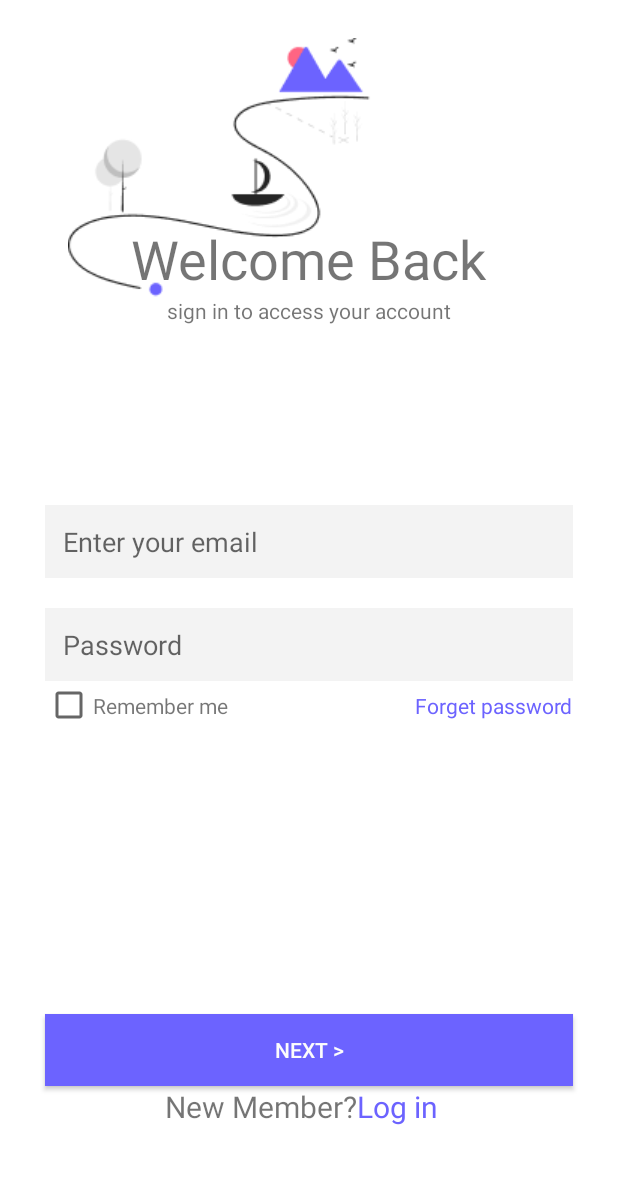
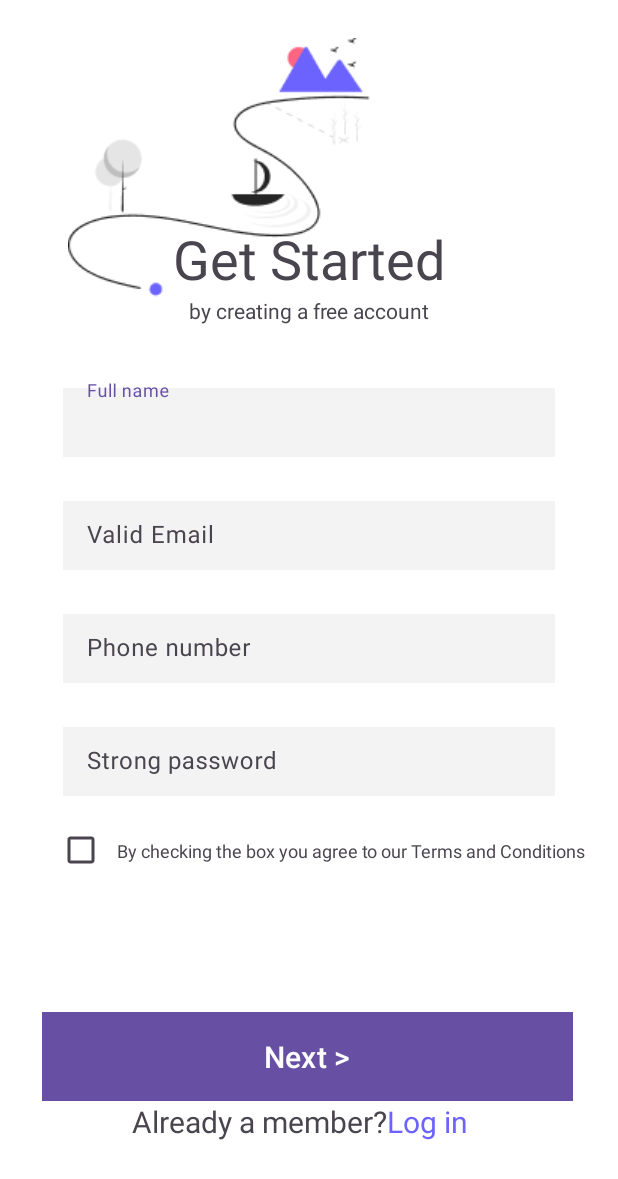
Before and after one commit to Lozu/MobileApps, an Android app built with Jetpack Compose: the screen it shows after launch (RegisterActivity), on a phone screen of 412 x 824 dp. Shown: the top 1179 px of the screen. Run offline under Robolectric (Android 15) with nearby library versions, the phone set to English and light mode, and no system bars.

Commit message:
Conversion of EditText and Button to Material counterparts
Solves:
	Assignment #2: Change view components to Material Design

```diff
--- a/app/build.gradle.kts
+++ b/app/build.gradle.kts
@@ -40,7 +40,6 @@ android {
 }
 
 dependencies {
-
     implementation(libs.androidx.core.ktx)
     implementation(libs.androidx.lifecycle.runtime.ktx)
     implementation(libs.androidx.activity.compose)
@@ -57,4 +56,6 @@ dependencies {
     androidTestImplementation(libs.androidx.ui.test.junit4)
     debugImplementation(libs.androidx.ui.tooling)
     debugImplementation(libs.androidx.ui.test.manifest)
+
+    implementation("com.google.android.material:material:1.10.0")
 }
--- a/app/src/main/java/com/example/mobileapps/RegisterActivity.kt
+++ b/app/src/main/java/com/example/mobileapps/RegisterActivity.kt
@@ -3,8 +3,9 @@ package com.example.mobileapps
 import android.os.Bundle
 import androidx.activity.ComponentActivity
 import androidx.activity.enableEdgeToEdge
+import androidx.appcompat.app.AppCompatActivity
 
-class RegisterActivity : ComponentActivity(R.layout.activity_login) {
+class RegisterActivity : AppCompatActivity(R.layout.activity_register) {
     override fun onCreate(savedInstanceState: Bundle?) {
         super.onCreate(savedInstanceState)
         enableEdgeToEdge()
--- a/app/src/main/res/layout/activity_login.xml
+++ b/app/src/main/res/layout/activity_login.xml
@@ -6,7 +6,7 @@
     android:id="@+id/sign_in_layout"
     android:layout_width="match_parent"
     android:layout_height="match_parent"
-    android:background="@android:color/white">
+    android:backgroundTint="@android:color/white">
 
    <ImageView
        android:id="@+id/background_image"
@@ -38,35 +38,43 @@
        app:layout_constraintLeft_toLeftOf="parent"
        app:layout_constraintRight_toRightOf="parent"/>
 
-   <EditText
-       android:id="@+id/login_enter_email"
-       style="@style/textEdit"
+
+   <com.google.android.material.textfield.TextInputLayout
+       android:id="@+id/login_enter_email_layout"
+       style="@style/textEditLayout"
+       android:layout_marginTop="60dp"
        android:hint="@string/login_enter_email_text"
-       android:layout_marginTop="60dp"
        app:layout_constraintTop_toBottomOf="@id/background_image"
-       app:layout_constraintLeft_toLeftOf="parent"/>
+       app:layout_constraintLeft_toLeftOf="parent">
+      <com.google.android.material.textfield.TextInputEditText
+          android:id="@+id/login_enter_email"
+          style="@style/textEdit"/>
 
+   </com.google.android.material.textfield.TextInputLayout>
 
-   <EditText
-       style="@style/textEdit"
-       android:id="@+id/login_password"
+   <com.google.android.material.textfield.TextInputLayout
+       style="@style/textEditLayout"
+       android:id="@+id/login_password_layout"
        android:hint="@string/login_password_text"
-
-       app:layout_constraintTop_toBottomOf="@id/login_enter_email"
-       app:layout_constraintLeft_toLeftOf="parent"/>
+       app:layout_constraintTop_toBottomOf="@id/login_enter_email_layout"
+       app:layout_constraintLeft_toLeftOf="parent">
+      <com.google.android.material.textfield.TextInputEditText
+          android:id="@+id/login_password"
+          style="@style/textEdit"/>
+   </com.google.android.material.textfield.TextInputLayout>
 
    <CheckBox
        android:id="@+id/login_remember_me_checkbox"
        android:layout_width="wrap_content"
        android:layout_height="wrap_content"
-       app:layout_constraintTop_toBottomOf="@id/login_password"
-       app:layout_constraintLeft_toLeftOf="@id/login_password"/>
+       app:layout_constraintTop_toBottomOf="@id/login_password_layout"
+       app:layout_constraintLeft_toLeftOf="@id/login_password_layout"/>
 
    <TextView
        style="@style/text"
        android:id="@+id/login_checkbox_text"
        android:text="@string/login_checkbox_text"
-       app:layout_constraintTop_toBottomOf="@id/login_password"
+       app:layout_constraintTop_toBottomOf="@id/login_password_layout"
        app:layout_constraintBottom_toBottomOf="@id/login_remember_me_checkbox"
        app:layout_constraintLeft_toRightOf="@id/login_remember_me_checkbox"/>
 
@@ -75,15 +83,15 @@
        android:id="@+id/login_forget_password_text"
        android:text="@string/login_forgot_password_text"
        android:textColor="@color/bluish_purple"
-       app:layout_constraintTop_toBottomOf="@id/login_password"
+       app:layout_constraintTop_toBottomOf="@id/login_password_layout"
        app:layout_constraintBottom_toBottomOf="@id/login_remember_me_checkbox"
-       app:layout_constraintRight_toRightOf="@id/login_password"/>
+       app:layout_constraintRight_toRightOf="@id/login_password_layout"/>
 
-   <Button
+   <com.google.android.material.button.MaterialButton
        style="@style/button"
        android:id="@+id/login_button"
        android:text="@string/proceed_button_text"
-       android:layout_marginBottom="100dp"
+
        app:layout_constraintBottom_toBottomOf="parent"
        app:layout_constraintLeft_toLeftOf="parent"/>
 
--- a/app/src/main/res/layout/activity_register.xml
+++ b/app/src/main/res/layout/activity_register.xml
@@ -37,61 +37,76 @@
         app:layout_constraintLeft_toLeftOf="parent"
         app:layout_constraintRight_toRightOf="parent"/>
 
-    <EditText
-        android:id="@+id/register_name"
-        style="@style/textEdit"
+    <com.google.android.material.textfield.TextInputLayout
+        style="@style/textEditLayout"
+        android:id="@+id/register_name_layout"
         android:hint="@string/login_full_name_text"
-        app:layout_constraintTop_toBottomOf="@id/background_image"
-        app:layout_constraintLeft_toLeftOf="parent"/>
+        android:layout_marginBottom="-40dp"
+        app:layout_constraintBottom_toBottomOf="@id/background_image"
+        app:layout_constraintLeft_toLeftOf="parent">
+        <com.google.android.material.textfield.TextInputEditText
+            style="@style/textEdit"
+            android:id="@+id/register_name"/>
+    </com.google.android.material.textfield.TextInputLayout>
 
-    <EditText
-        android:id="@+id/register_email"
-        style="@style/textEdit"
+    <com.google.android.material.textfield.TextInputLayout
+        style="@style/textEditLayout"
+        android:id="@+id/register_email_layout"
         android:hint="@string/login_valid_email_text"
+        app:layout_constraintTop_toBottomOf="@id/register_name_layout"
+        app:layout_constraintLeft_toLeftOf="parent">
+        <com.google.android.material.textfield.TextInputEditText
+            style="@style/textEdit"
+            android:id="@+id/register_email"/>
+    </com.google.android.material.textfield.TextInputLayout>
 
-        app:layout_constraintTop_toBottomOf="@id/register_name"
-        app:layout_constraintLeft_toLeftOf="parent" />
+    <com.google.android.material.textfield.TextInputLayout
+        style="@style/textEditLayout"
+        android:id="@+id/register_phone_number_layout"
+        android:hint="@string/login_phone_number_text"
+        app:layout_constraintTop_toBottomOf="@id/register_email_layout"
+        app:layout_constraintLeft_toLeftOf="parent">
+        <com.google.android.material.textfield.TextInputEditText
+            style="@style/textEdit"
+            android:id="@+id/register_phone_number"/>
+    </com.google.android.material.textfield.TextInputLayout>
 
-    <EditText
-        android:id="@+id/register_phone_number"
-        style="@style/textEdit"
-        android:hint="@string/login_phone_number_text"
+    <com.google.android.material.textfield.TextInputLayout
+        style="@style/textEditLayout"
+        android:id="@+id/register_password_layout"
+        android:hint="@string/login_strong_password_text"
+        app:layout_constraintTop_toBottomOf="@id/register_phone_number_layout"
+        app:layout_constraintLeft_toLeftOf="parent">
+        <com.google.android.material.textfield.TextInputEditText
+            style="@style/textEdit"
+            android:id="@+id/register_password"/>
+    </com.google.android.material.textfield.TextInputLayout>
 
-        app:layout_constraintTop_toBottomOf="@id/register_email"
-        app:layout_constraintLeft_toLeftOf="parent"/>
-
-    <EditText
-        android:id="@+id/register_password"
-        style="@style/textEdit"
-        android:hint="@string/login_strong_password_text"
-
-        app:layout_constraintTop_toBottomOf="@id/register_phone_number"
-        app:layout_constraintLeft_toLeftOf="parent"/>
 
     <CheckBox
         android:id="@+id/register_terms_conditions_checkbox"
         android:layout_width="wrap_content"
         android:layout_height="wrap_content"
-        app:layout_constraintTop_toBottomOf="@id/register_password"
-        app:layout_constraintLeft_toLeftOf="@id/register_password"/>
+        app:layout_constraintTop_toBottomOf="@id/register_password_layout"
+        app:layout_constraintLeft_toLeftOf="@id/register_password_layout"/>
 
     <TextView
         style="@style/text"
         android:id="@+id/register_checkbox_text"
         android:text="@string/register_checkbox_text"
         android:textSize="12sp"
-        app:layout_constraintTop_toBottomOf="@id/register_password"
+        app:layout_constraintTop_toBottomOf="@id/register_password_layout"
         app:layout_constraintBottom_toBottomOf="@id/register_terms_conditions_checkbox"
         app:layout_constraintLeft_toRightOf="@id/register_terms_conditions_checkbox"/>
 
 
-    <Button
+    <com.google.android.material.button.MaterialButton
+        android:id="@+id/register_button"
         style="@style/button"
-        android:id="@+id/register_button"
+        android:layout_marginLeft="28dp"
         android:text="@string/proceed_button_text"
-        android:layout_marginBottom="100dp"
         app:layout_constraintBottom_toBottomOf="parent"
-        app:layout_constraintLeft_toLeftOf="parent"/>
+        app:layout_constraintLeft_toLeftOf="parent" />
 
     <TextView
         style="@style/text"
--- a/app/src/main/res/values/styles.xml
+++ b/app/src/main/res/values/styles.xml
@@ -8,16 +8,24 @@
         <item name="android:padding">12dp</item>
         <item name="android:drawablePadding">8dp</item>
     </style>
-    <style name="textEdit" parent="fieldCommon">
+    <style name="textEditLayout" parent="fieldCommon">
+        <item name="android:background">@color/white</item>
+        <item name="android:textColor">@color/black</item>
+    </style>
+
+    <style name="textEdit">
+        <item name="android:padding">12dp</item>
+        <item name="android:drawablePadding">8dp</item>
         <item name="android:background">@color/light_gray</item>
-        <item name="android:textColor">@color/black</item>
-        <item name="android:layout_marginTop">20dp</item>
-
+        <item name="android:layout_height">wrap_content</item>
+        <item name="android:layout_width">match_parent</item>
     </style>
 
     <style name="button" parent="fieldCommon">
+        <item name="android:textSize">20sp</item>
         <item name="android:background">@color/bluish_purple</item>
         <item name="android:textColor">@color/almost_white</item>
+        <item name="android:layout_marginBottom">90dp</item>
     </style>
 
     <style name="text">
--- a/app/src/main/res/values/themes.xml
+++ b/app/src/main/res/values/themes.xml
@@ -1,5 +1,7 @@
 <?xml version="1.0" encoding="utf-8"?>
 <resources>
 
-    <style name="Theme.MobileApps" parent="android:Theme.Material.Light.NoActionBar" />
+    <style name="Theme.MobileApps" parent="Theme.Material3.DayNight.NoActionBar">
+
+    </style>
 </resources>
```
